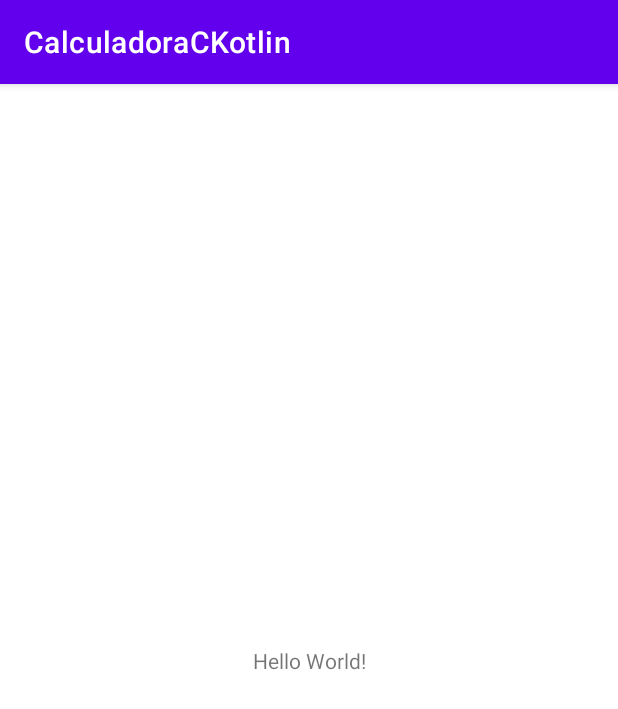
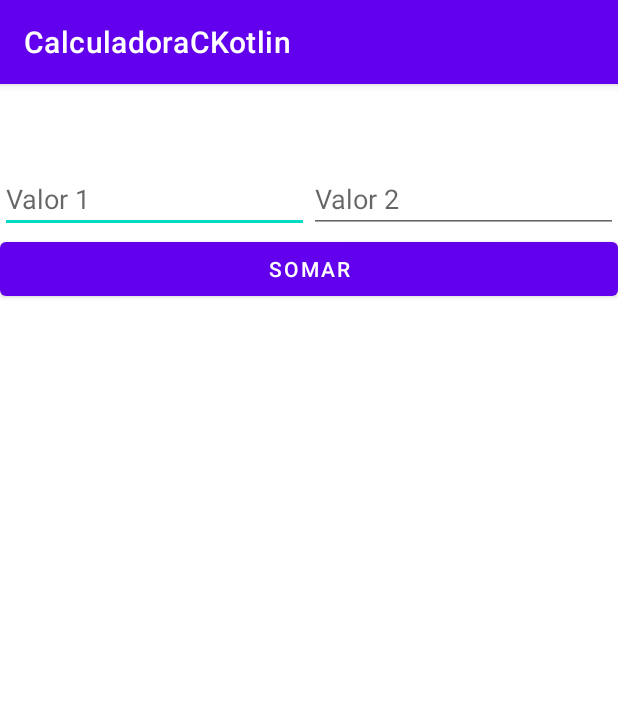
Before and after one commit to pedrohemmel/CalculadoraCKotlin, an Android app: the screen it shows after launch (MainActivity), on a phone screen of 412 x 824 dp. Shown: the top 709 px of the screen. Run offline under Robolectric (Android 15) with nearby library versions, the phone set to English and light mode, and no system bars.

Commit message:
Inserindo objetos para calculo

```diff
--- a/app/src/main/java/com/example/calculadorackotlin/MainActivity.kt
+++ b/app/src/main/java/com/example/calculadorackotlin/MainActivity.kt
@@ -2,10 +2,23 @@ package com.example.calculadorackotlin
 
 import androidx.appcompat.app.AppCompatActivity
 import android.os.Bundle
+import android.widget.Button
+import android.widget.EditText
+import android.widget.TextView
 
 class MainActivity : AppCompatActivity() {
     override fun onCreate(savedInstanceState: Bundle?) {
         super.onCreate(savedInstanceState)
         setContentView(R.layout.activity_main)
+
+
+        var txtView: TextView = findViewById(R.id.meuTxtView)
+        val txtFieldValor1: EditText = findViewById(R.id.txtFieldValor1)
+        val txtFieldValor2: EditText = findViewById(R.id.txtFieldValor2)
+        val btnSomar: Button = findViewById(R.id.btnSomar)
+
+        btnSomar.setOnClickListener {
+            txtView.setText("${txtFieldValor1.text.toString().toInt() + txtFieldValor2.text.toString().toInt()}")
+        }
     }
 }
--- a/app/src/main/res/layout/activity_main.xml
+++ b/app/src/main/res/layout/activity_main.xml
@@ -7,12 +7,46 @@
     tools:context=".MainActivity">
 
     <TextView
-        android:layout_width="wrap_content"
+        android:id="@+id/meuTxtView"
+        android:layout_width="0dp"
         android:layout_height="wrap_content"
-        android:text="Hello World!"
-        app:layout_constraintBottom_toBottomOf="parent"
-        app:layout_constraintEnd_toEndOf="parent"
-        app:layout_constraintStart_toStartOf="parent"
-        app:layout_constraintTop_toTopOf="parent" />
+        android:text=""
+        android:textSize="40sp"
+        android:textAlignment="center"
+        android:layout_marginTop="20dp"
+        app:layout_constraintLeft_toLeftOf="parent"
+        app:layout_constraintRight_toRightOf="parent"
+        app:layout_constraintTop_toBottomOf="@+id/meuButao"
+        />
 
+    <EditText
+        android:id="@+id/txtFieldValor1"
+        android:layout_width="0dp"
+        android:layout_height="wrap_content"
+        android:inputType="number"
+        android:hint="Valor 1"
+        app:layout_constraintLeft_toLeftOf="parent"
+        app:layout_constraintRight_toLeftOf="@id/txtFieldValor2"
+        app:layout_constraintTop_toBottomOf="@+id/meuTxtView"
+        />
+    <EditText
+        android:id="@+id/txtFieldValor2"
+        android:layout_width="0dp"
+        android:layout_height="wrap_content"
+        android:inputType="number"
+        android:hint="Valor 2"
+        app:layout_constraintRight_toRightOf="parent"
+        app:layout_constraintLeft_toRightOf="@+id/txtFieldValor1"
+        app:layout_constraintTop_toBottomOf="@+id/meuTxtView"
+        />
+
+    <Button
+        android:id="@+id/btnSomar"
+        android:layout_width="0dp"
+        android:layout_height="wrap_content"
+        android:text="Somar"
+        app:layout_constraintTop_toBottomOf="@+id/txtFieldValor1"
+        app:layout_constraintLeft_toLeftOf="parent"
+        app:layout_constraintRight_toRightOf="parent"
+        />
 </androidx.constraintlayout.widget.ConstraintLayout>
--- a/app/src/main/res/values/strings.xml
+++ b/app/src/main/res/values/strings.xml
@@ -1,3 +1,4 @@
 <resources>
     <string name="app_name">CalculadoraCKotlin</string>
+    <string name="digite_aqui">digite aqui</string>
 </resources>
```
